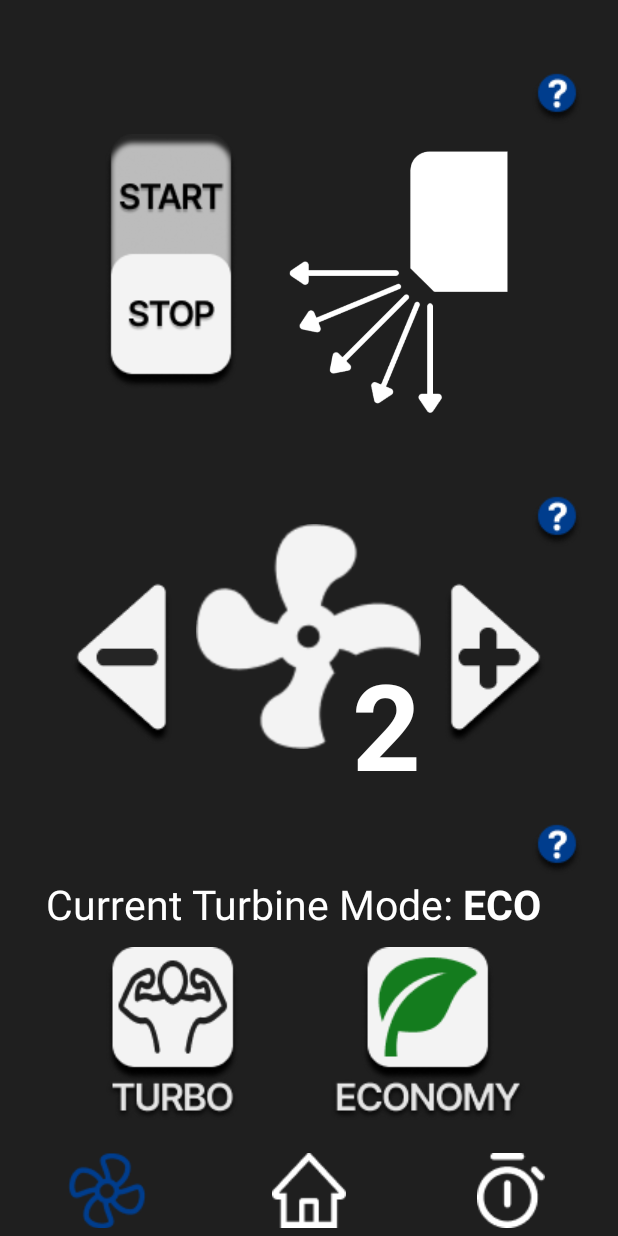
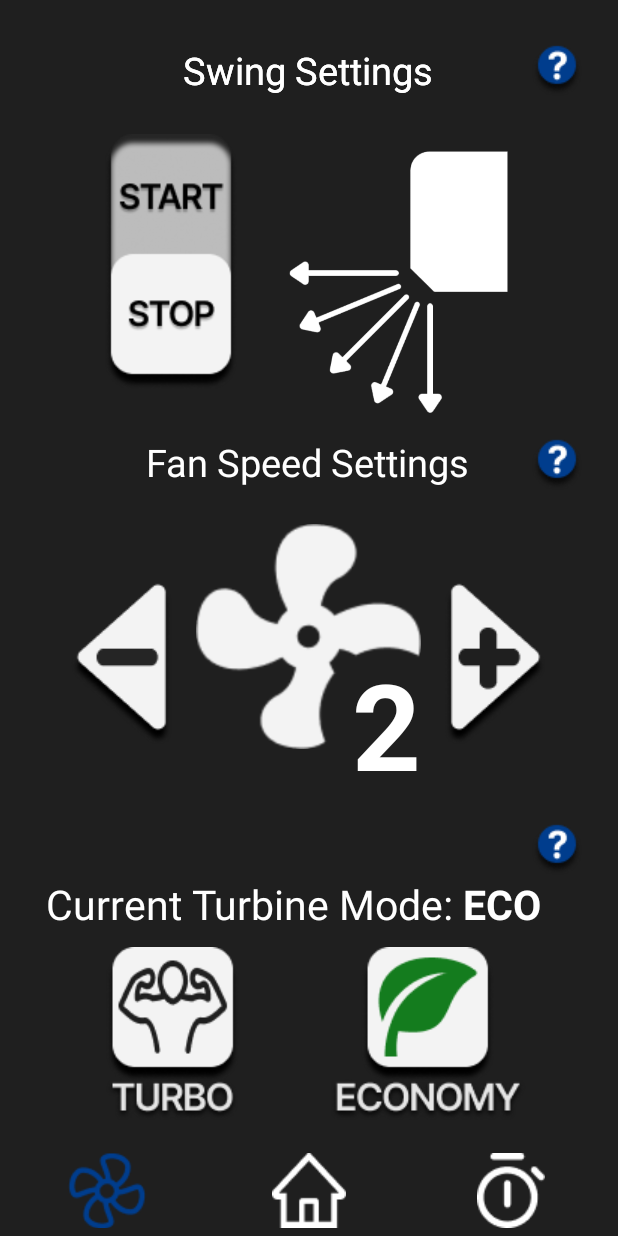
Before and after one commit to DebsTheLemon/AControl, an Android app: the MoreActivity screen opened directly, with no data from a screen before it, on a phone screen of 412 x 824 dp. Run offline under Robolectric (Android 15) with nearby library versions, the phone set to English and light mode, and no system bars.

```diff
--- a/app/src/main/AndroidManifest.xml
+++ b/app/src/main/AndroidManifest.xml
@@ -1,6 +1,8 @@
 <?xml version="1.0" encoding="utf-8"?>
 <manifest xmlns:android="http://schemas.android.com/apk/res/android"
     package="gr.aueb.acontrol">
+
+    <uses-permission android:name="android.permission.RECORD_AUDIO"/>
 
     <application
         android:allowBackup="true"
--- a/app/src/main/res/layout/activity_main.xml
+++ b/app/src/main/res/layout/activity_main.xml
@@ -58,7 +58,7 @@
         android:layout_height="wrap_content"
         android:text="Current Temperature: 24°C"
         android:textColor="#FFFFFF"
-        android:textSize="27sp"
+        android:textSize="25sp"
         android:textStyle="normal"
         app:layout_constraintBottom_toTopOf="@+id/PowerBtn"
         app:layout_constraintEnd_toEndOf="parent"
--- a/app/src/main/res/layout/activity_more.xml
+++ b/app/src/main/res/layout/activity_more.xml
@@ -8,18 +8,67 @@
     android:layout_height="match_parent"
     tools:context=".MoreActivity">
 
+    <TextView
+        android:id="@+id/TxtCurrentTemp"
+        style="@style/Widget.AppCompat.TextView"
+        android:layout_width="wrap_content"
+        android:layout_height="wrap_content"
+        android:text="Swing Settings"
+        android:textColor="#FFFFFF"
+        android:textSize="25sp"
+        android:textStyle="normal"
+        app:layout_constraintBottom_toBottomOf="parent"
+        app:layout_constraintEnd_toEndOf="parent"
+        app:layout_constraintHorizontal_bias="0.497"
+        app:layout_constraintStart_toStartOf="parent"
+        app:layout_constraintTop_toTopOf="parent"
+        app:layout_constraintVertical_bias="0.037" />
+
+    <TextView
+        android:id="@+id/TxtSwingSettings"
+        style="@style/Widget.AppCompat.TextView"
+        android:layout_width="wrap_content"
+        android:layout_height="wrap_content"
+        android:text="Swing Settings"
+        android:textColor="#FFFFFF"
+        android:textSize="25sp"
+        android:textStyle="normal"
+        app:layout_constraintBottom_toBottomOf="parent"
+        app:layout_constraintEnd_toEndOf="parent"
+        app:layout_constraintHorizontal_bias="0.497"
+        app:layout_constraintStart_toStartOf="parent"
+        app:layout_constraintTop_toTopOf="parent"
+        app:layout_constraintVertical_bias="0.037" />
+
+    <TextView
+        android:id="@+id/TxtFanSpeed"
+        style="@style/Widget.AppCompat.TextView"
+        android:layout_width="wrap_content"
+        android:layout_height="wrap_content"
+        android:text="Fan Speed Settings"
+        android:textColor="#FFFFFF"
+        android:textSize="25sp"
+        android:textStyle="normal"
+        app:layout_constraintBottom_toBottomOf="parent"
+        app:layout_constraintEnd_toEndOf="parent"
+        app:layout_constraintHorizontal_bias="0.497"
+        app:layout_constraintStart_toStartOf="parent"
+        app:layout_constraintTop_toTopOf="parent"
+        app:layout_constraintVertical_bias="0.368" />
+
+
     <ImageView
         android:id="@+id/infoSwing"
         android:layout_width="wrap_content"
         android:layout_height="wrap_content"
         android:background="#00FFFFFF"
         android:src="@drawable/btn_info"
-        app:layout_constraintBottom_toBottomOf="parent"
+        app:layout_constraintBottom_toBottomOf="@+id/TxtCurrentTemp"
         app:layout_constraintEnd_toEndOf="parent"
         app:layout_constraintHorizontal_bias="0.936"
         app:layout_constraintStart_toStartOf="parent"
         app:layout_constraintTop_toTopOf="parent"
-        app:layout_constraintVertical_bias="0.06" />
+        app:layout_constraintVertical_bias="1.0" />
 
     <ImageView
         android:id="@+id/infoFan"
@@ -32,8 +81,7 @@
         app:layout_constraintHorizontal_bias="0.936"
         app:layout_constraintStart_toStartOf="parent"
         app:layout_constraintTop_toTopOf="parent"
-        app:layout_constraintVertical_bias="0.418" />
-
+        app:layout_constraintVertical_bias="0.369" />
 
     <ImageView
         android:id="@+id/infoModes"
```
Also changed, not shown: app/src/main/java/gr/aueb/acontrol/MainActivity.java (+45 -10 lines).
